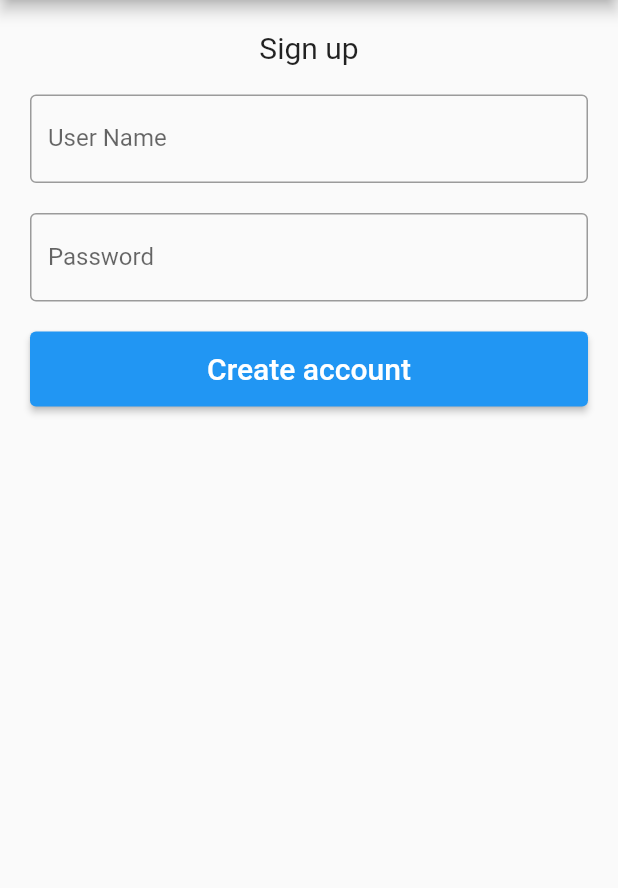
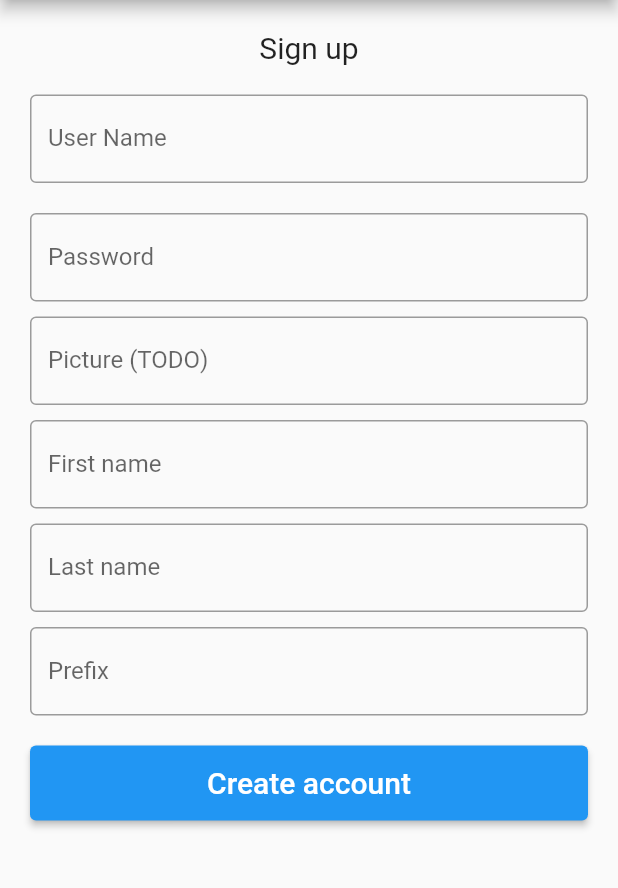
Before and after one commit to ArieBisfki/hva_ivse1_project_mobile, a Flutter app: the screen it shows after launch, after a tap on "Login", after a tap on "sign up", on a phone screen of 412 x 824 dp, the part 84-972 px from its top. Run offline on Flutter 3.47's test engine with Material 2 defaults, Android fonts, the phone set to English and light mode, and no system bars; our stand-ins replace bloc, equatable, flutter_bloc, flutter_secure_storage, flutter_slidable, flutter_speed_dial and 3 more; accounts and stored records are empty; network calls fail.

Commit message:
login updates

```diff
--- a/lib/feature/calender/models/exercise_log.dart
+++ b/lib/feature/calender/models/exercise_log.dart
@@ -1,5 +1,3 @@
-import 'dart:convert';
-
 import 'exercise.dart';
 
 class ExerciseLog {
--- a/lib/feature/calender/ui/workoutLogs_overview.dart
+++ b/lib/feature/calender/ui/workoutLogs_overview.dart
@@ -2,8 +2,6 @@ import 'package:flutter/material.dart';
 import 'package:flutter_bloc/flutter_bloc.dart';
 import 'package:ivse1_gymlife/feature/calender/bloc/calendar_bloc.dart';
 import 'package:ivse1_gymlife/feature/calender/models/workoutLog.dart';
-
-import 'calendar_overview.dart';
 
 class WorkoutLogsOverview extends StatefulWidget {
   const WorkoutLogsOverview(this.workoutLogs, this.context, {Key? key})
--- /dev/null
+++ b/lib/feature/login/recources/login_response.dart
@@ -0,0 +1,5 @@
+class LoginResponse {
+  LoginResponse(accessToken, refreshToken);
+  late String accessToken;
+  late String refreshToken;
+}
--- /dev/null
+++ b/lib/feature/login/recources/real_api.dart
@@ -0,0 +1,83 @@
+import 'dart:convert';
+
+import 'package:ivse1_gymlife/feature/login/recources/api.dart';
+import 'package:ivse1_gymlife/feature/login/recources/login_response.dart';
+import 'package:flutter_secure_storage/flutter_secure_storage.dart';
+import 'package:http/http.dart' as http;
+
+class RealApi implements Api {
+  // Create storage
+  final storage = new FlutterSecureStorage();
+  @override
+  Future<LoginResponse> login(String username, String password) async {
+    try {
+      final response = await http.post(
+          Uri.parse('http://10.0.2.2:6060/auth/login'),
+          body: {"email": username, "password": password});
+
+      late final LoginResponse loginResponse;
+
+      if (response.statusCode == 200) {
+        var jsonResponse = jsonDecode(response.body);
+
+        loginResponse = new LoginResponse(
+            jsonResponse['accessToken'], jsonResponse['refreshToken']);
+
+        // store token
+        storage.write(key: "Bearer", value: loginResponse.accessToken);
+
+        return loginResponse;
+      } else {
+        //loginResponse = null; // TODO
+        return LoginResponse("", "");
+      }
+    } catch (e) {
+      return LoginResponse(e, e); // TODO
+    }
+  }
+
+  @override
+  forgotPassword(String username) {
+    // TODO: implement forgotPassword
+  }
+
+  @override
+  Future<LoginResponse> register(String username, String password,
+      profilePicture, String firstname, String lastname, String prefix) async {
+    try {
+      final response = await http
+          .post(Uri.parse('http://10.0.2.2:6060/auth/register'), body: {
+        "email": username,
+        "password": password,
+        "profilePicture": profilePicture,
+        "firstName": firstname,
+        "lastName": lastname,
+        "prefix": prefix
+      });
+
+      late final LoginResponse loginResponse;
+
+      if (response.statusCode == 200) {
+        var jsonResponse = jsonDecode(response.body);
+
+        loginResponse = new LoginResponse(
+            jsonResponse['accessToken'], jsonResponse['refreshToken']);
+
+        // store token
+        storage.write(key: "Bearer", value: loginResponse.accessToken);
+
+        return loginResponse;
+      } else {
+        return LoginResponse("", "");
+      }
+    } catch (e) {
+      return LoginResponse("", e);
+    }
+  }
+
+  @override
+  Future<LoginResponse> resetPassword(String password) {
+    // TODO: implement resetPassword
+    throw UnimplementedError();
+  }
+}
--- a/lib/feature/login/ui/login_screen.dart
+++ b/lib/feature/login/ui/login_screen.dart
@@ -1,4 +1,6 @@
 import 'package:flutter/material.dart';
+import 'package:flutter_secure_storage/flutter_secure_storage.dart';
+import 'package:ivse1_gymlife/feature/login/recources/real_api.dart';
 
 class LoginScreen extends StatefulWidget {
   const LoginScreen({Key? key}) : super(key: key);
@@ -10,6 +12,27 @@ class LoginScreen extends StatefulWidget {
 class _LoginScreenState extends State<LoginScreen> {
   TextEditingController nameController = TextEditingController();
   TextEditingController passwordController = TextEditingController();
+
+  // Create storage
+  final storage = new FlutterSecureStorage();
+
+  login() {
+    // token in storage?
+    //-> login with token
+    // RealiAPI.login(token);
+    RealApi api = new RealApi();
+
+    String token = storage.read(key: "accessToken").toString();
+
+    if (true) {
+      //if (token.isEmpty) {
+      api.login("arie_bisfki@live.nl", "Yeetyeet1!");
+    } else {
+      //api.login(token);
+    }
+
+    Navigator.popAndPushNamed(context, "/landing");
+  }
 
   @override
   Widget build(BuildContext context) {
@@ -76,10 +99,8 @@ class _LoginScreenState extends State<LoginScreen> {
                         style: TextStyle(color: Colors.white, fontSize: 20),
                       ),
                       onPressed: () {
-                        print(nameController.text);
-                        print(passwordController.text);
-                        // TODO give login bool to landing
-                        Navigator.popAndPushNamed(context, "/landing");
+                        // login method
+                        login();
                         // pop keyboard
                         FocusScope.of(context).requestFocus(FocusNode());
                       },
--- a/lib/feature/login/ui/signup_screen.dart
+++ b/lib/feature/login/ui/signup_screen.dart
@@ -1,4 +1,5 @@
 import 'package:flutter/material.dart';
+import 'package:ivse1_gymlife/feature/login/recources/real_api.dart';
 
 class SignUpScreen extends StatefulWidget {
   const SignUpScreen({Key? key}) : super(key: key);
@@ -10,6 +11,35 @@ class SignUpScreen extends StatefulWidget {
 class _SignUpScreenState extends State<SignUpScreen> {
   TextEditingController nameController = TextEditingController();
   TextEditingController passwordController = TextEditingController();
+  TextEditingController firstnameController = TextEditingController();
+  TextEditingController lastnameController = TextEditingController();
+  TextEditingController prefixController = TextEditingController();
+
+  bool _validate = false;
+
+  register() {
+    RealApi api = new RealApi();
+
+    if (nameController.text.isNotEmpty &&
+        passwordController.text.isNotEmpty &&
+        firstnameController.text.isNotEmpty &&
+        lastnameController.text.isNotEmpty) {
+      api.register(
+        "arie_bisfki@live.nl",
+        "Yeetyeet1!",
+        "https://imagesvc.meredithcorp.io/v3/mm/image?url=https%3A%2F%2Fstatic.onecms.io%2Fwp-content%2Fuploads%2Fsites%2F20%2F-0001%2F11%2F30%2Fgettyimages-3238896.jpg",
+        "Arnold",
+        "S",
+        "",
+      );
+      Navigator.popAndPushNamed(context, "/landing");
+      ScaffoldMessenger.of(context).showSnackBar(SnackBar(
+        content: Text('Yay! Register succes'),
+      ));
+    } else {
+      _validate = true;
+    }
+  }
 
   @override
   Widget build(BuildContext context) {
@@ -36,6 +66,7 @@ class _SignUpScreenState extends State<SignUpScreen> {
                     decoration: InputDecoration(
                       border: OutlineInputBorder(),
                       labelText: 'User Name',
+                      errorText: _validate ? 'Value Can\'t Be Empty' : null,
                     ),
                   ),
                 ),
@@ -47,6 +78,53 @@ class _SignUpScreenState extends State<SignUpScreen> {
                     decoration: InputDecoration(
                       border: OutlineInputBorder(),
                       labelText: 'Password',
+                      errorText: _validate ? 'Value Can\'t Be Empty' : null,
+                    ),
+                  ),
+                ),
+                Container(
+                  padding: EdgeInsets.fromLTRB(10, 10, 10, 0),
+                  child: TextField(
+                    obscureText: true,
+                    //controller: passwordController,
+                    decoration: InputDecoration(
+                      border: OutlineInputBorder(),
+                      labelText: 'Picture (TODO)',
+                    ),
+                  ),
+                ),
+                Container(
+                  padding: EdgeInsets.fromLTRB(10, 10, 10, 0),
+                  child: TextField(
+                    obscureText: true,
+                    controller: firstnameController,
+                    decoration: InputDecoration(
+                      border: OutlineInputBorder(),
+                      labelText: 'First name',
+                      errorText: _validate ? 'Value Can\'t Be Empty' : null,
+                    ),
+                  ),
+                ),
+                Container(
+                  padding: EdgeInsets.fromLTRB(10, 10, 10, 0),
+                  child: TextField(
+                    obscureText: true,
+                    controller: lastnameController,
+                    decoration: InputDecoration(
+                      border: OutlineInputBorder(),
+                      labelText: 'Last name',
+                      errorText: _validate ? 'Value Can\'t Be Empty' : null,
+                    ),
+                  ),
+                ),
+                Container(
+                  padding: EdgeInsets.fromLTRB(10, 10, 10, 0),
+                  child: TextField(
+                    obscureText: true,
+                    controller: prefixController,
+                    decoration: InputDecoration(
+                      border: OutlineInputBorder(),
+                      labelText: 'Prefix',
                     ),
                   ),
                 ),
@@ -62,12 +140,9 @@ class _SignUpScreenState extends State<SignUpScreen> {
                         style: TextStyle(color: Colors.white, fontSize: 20),
                       ),
                       onPressed: () {
-                        print(nameController.text);
-                        print(passwordController.text);
-                        Navigator.popAndPushNamed(context, "/login");
+                        register();
                         // pop keyboard
                         FocusScope.of(context).requestFocus(FocusNode());
-                        // TODO add succes snackbar
                       },
                     ))
               ],
--- a/pubspec.yaml
+++ b/pubspec.yaml
@@ -35,6 +35,8 @@ dependencies:
   # The following adds the Cupertino Icons font to your application.
   # Use with the CupertinoIcons class for iOS style icons.
   cupertino_icons: ^1.0.2
+  flutter_secure_storage: ^5.0.2
+  http: ^0.13.4
 
 dev_dependencies:
   flutter_test:
```
Also changed, not shown: lib/feature/login/recources/api.dart (added, +20 -0 lines), pubspec.lock, 1 other file.
